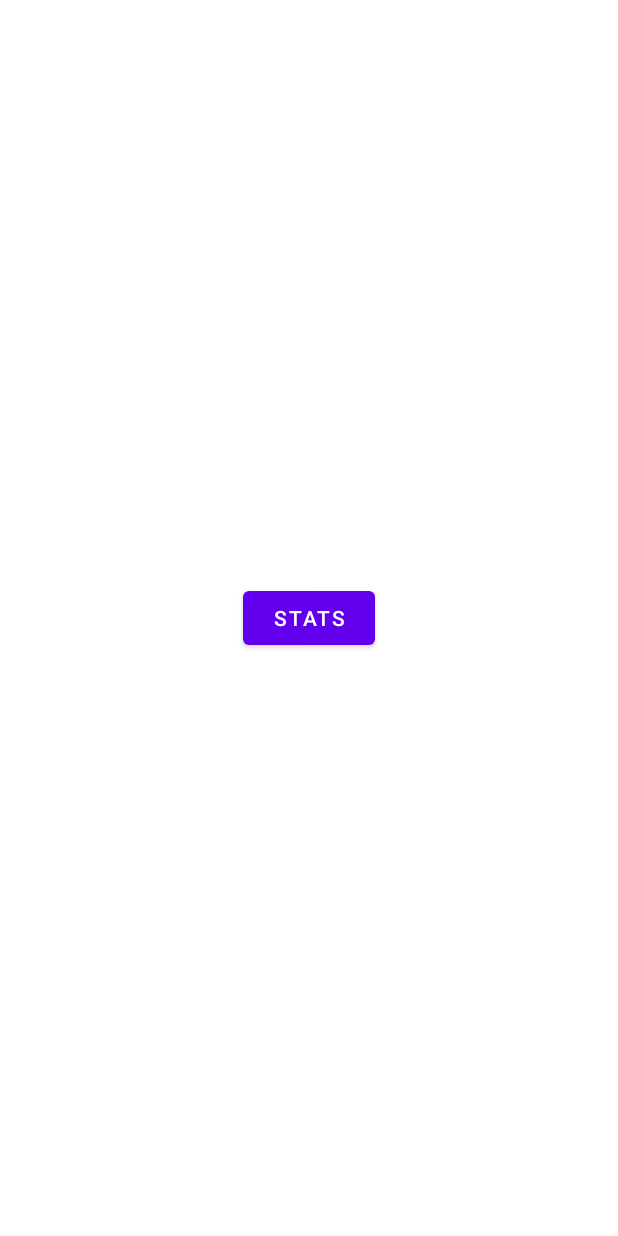
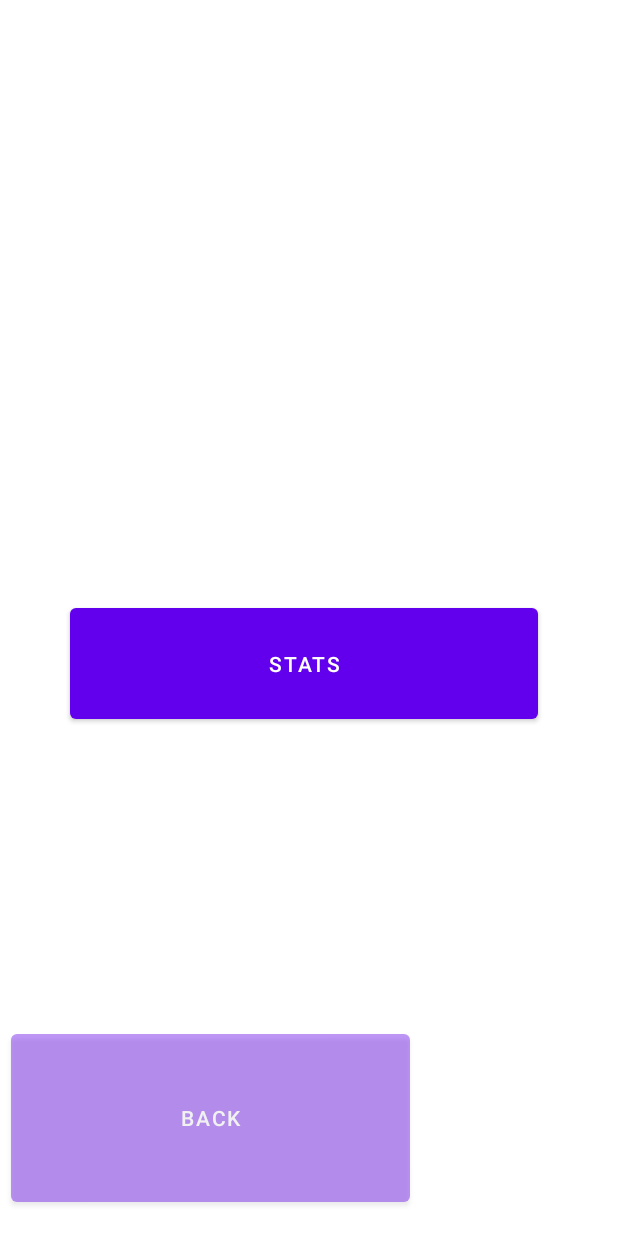
Before and after one commit to alex-labra/Renegade_Parade, an Android app: the Stats screen opened directly, with no data from a screen before it, on a phone screen of 412 x 824 dp. Run offline under Robolectric (Android 15) with nearby library versions, the light colour scheme and no system bars.

Commit message:
Added a Stats screen and the stats button works. I have not made a away to return to the main menu

```diff
--- a/app/src/main/res/layout/activity_stats.xml
+++ b/app/src/main/res/layout/activity_stats.xml
@@ -8,18 +8,26 @@
 
 
     <Button
-        android:layout_width="wrap_content"
-        android:layout_height="wrap_content"
+        android:layout_width="312dp"
+        android:layout_height="86dp"
         android:text="@string/stats_bottom"
-        tools:layout_editor_absoluteX="315dp"
-        tools:layout_editor_absoluteY="178dp"
+        app:layout_constraintBottom_toBottomOf="parent"
+        app:layout_constraintEnd_toEndOf="parent"
+        app:layout_constraintHorizontal_bias="0.467"
         app:layout_constraintStart_toStartOf="parent"
+        app:layout_constraintTop_toTopOf="parent"
+        app:layout_constraintVertical_bias="0.541" />
+
+    <Button
+        android:layout_width="266dp"
+        android:layout_height="124dp"
+        android:alpha="0.40"
+        android:text="@string/back_bottom"
+        app:layout_constraintBottom_toBottomOf="parent"
         app:layout_constraintEnd_toEndOf="parent"
-        app:layout_constraintBottom_toBottomOf="parent"
+        app:layout_constraintHorizontal_bias="0.052"
+        app:layout_constraintStart_toStartOf="parent"
         app:layout_constraintTop_toTopOf="parent"
-        />
-
-
-
+        app:layout_constraintVertical_bias="0.976" />
 
 </androidx.constraintlayout.widget.ConstraintLayout>
--- a/app/src/main/res/values/strings.xml
+++ b/app/src/main/res/values/strings.xml
@@ -3,4 +3,5 @@
     <string name="settings_bottom">Settings</string>
     <string name="play_bottom">Play Match</string>
     <string name="stats_bottom">Stats</string>
+    <string name="back_bottom">Back</string>
 </resources>
```
Also changed, not shown: app/src/main/res/layout/activity_main.xml (+11 -0 lines).
